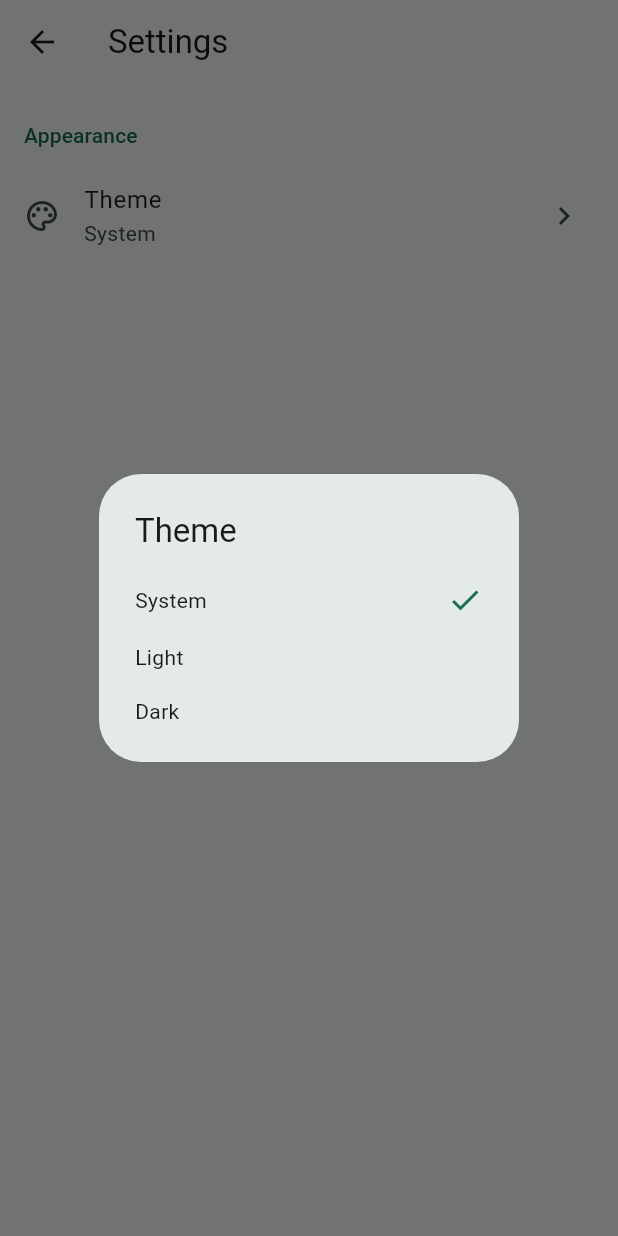
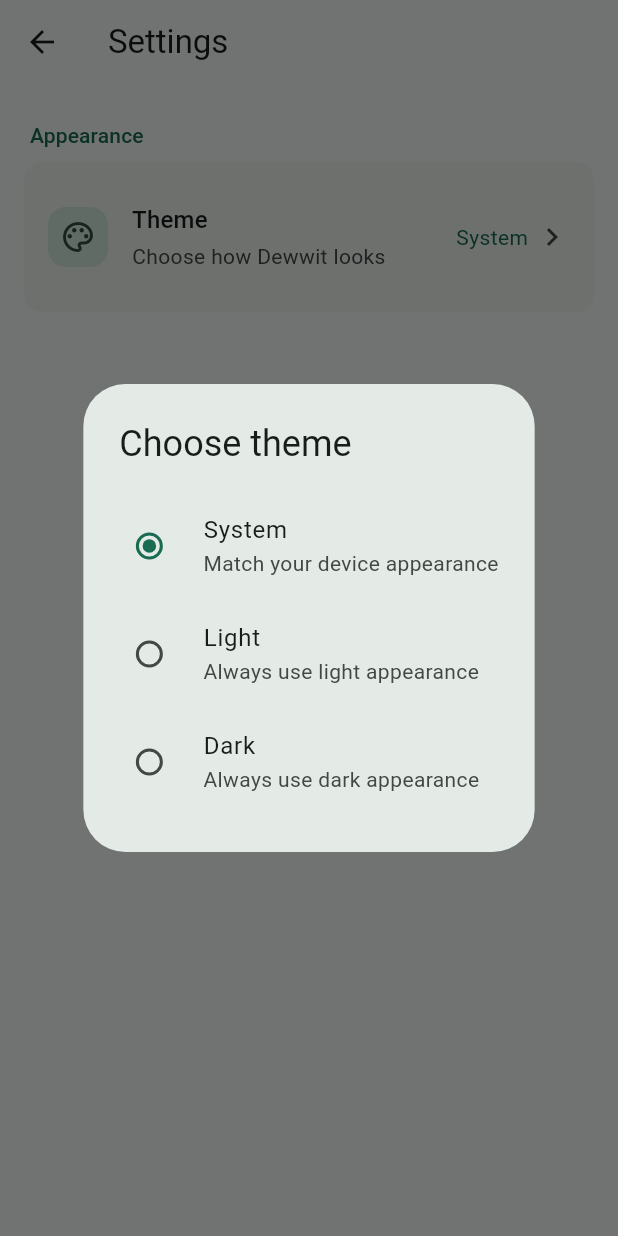
Before and after one commit to Syris-EkzD/Dewwit, a Flutter app: the SettingsScreen screen opened directly with empty values, after a tap on "Theme", on a phone screen of 412 x 824 dp. Run offline on Flutter 3.47's test engine with Material 3 defaults, Android fonts, the phone set to English and light mode, and no system bars; our stand-ins replace shared_preferences, sqflite; accounts and stored records are empty.

Commit message:
style(settings): polish settings screen UI

```diff
--- a/lib/settings/settings_screen.dart
+++ b/lib/settings/settings_screen.dart
@@ -1,5 +1,16 @@
 import 'package:dewwit/settings/theme_controller.dart';
 import 'package:flutter/material.dart';
+
+const _screenHorizontalPadding = 16.0;
+const _screenTopPadding = 8.0;
+const _screenBottomPadding = 24.0;
+const _sectionTopSpacing = 16.0;
+const _sectionTitleHorizontalPadding = 4.0;
+const _sectionTitleBottomSpacing = 8.0;
+const _itemHorizontalPadding = 16.0;
+const _itemVerticalPadding = 14.0;
+const _itemIconSize = 40.0;
+const _itemIconRadius = 12.0;
 
 class SettingsScreen extends StatelessWidget {
   const SettingsScreen({required this.themeController, super.key});
@@ -10,7 +21,14 @@ class SettingsScreen extends StatelessWidget {
   Widget build(BuildContext context) {
     return Scaffold(
       appBar: AppBar(title: const Text('Settings')),
-      body: ListView(
+      body: SafeArea(
+        child: ListView(
+          padding: const EdgeInsets.fromLTRB(
+            _screenHorizontalPadding,
+            _screenTopPadding,
+            _screenHorizontalPadding,
+            _screenBottomPadding,
+          ),
           children: [
             SettingsSection(
               title: 'Appearance',
@@ -20,6 +38,7 @@ class SettingsScreen extends StatelessWidget {
                   builder: (context, _) => SettingsItem(
                     icon: Icons.palette_outlined,
                     title: 'Theme',
+                    description: 'Choose how Dewwit looks',
                     value: _themeModeLabel(themeController.themeMode),
                     onTap: () => _showThemeDialog(context),
                   ),
@@ -28,30 +47,32 @@ class SettingsScreen extends StatelessWidget {
             ),
           ],
         ),
+      ),
     );
   }
 
   Future<void> _showThemeDialog(BuildContext context) async {
     final selectedMode = await showDialog<ThemeMode>(
       context: context,
-      builder: (context) => SimpleDialog(
-        title: const Text('Theme'),
-        children: ThemeMode.values.map((mode) {
-          final isSelected = mode == themeController.themeMode;
-          return SimpleDialogOption(
-            onPressed: () => Navigator.pop(context, mode),
-            child: Row(
-              children: [
-                Expanded(child: Text(_themeModeLabel(mode))),
-                if (isSelected)
-                  Icon(
-                    Icons.check,
-                    color: Theme.of(context).colorScheme.primary,
+      builder: (context) => AlertDialog(
+        title: const Text('Choose theme'),
+        content: RadioGroup<ThemeMode>(
+          groupValue: themeController.themeMode,
+          onChanged: (mode) => Navigator.pop(context, mode),
+          child: Column(
+            mainAxisSize: MainAxisSize.min,
+            children: ThemeMode.values
+                .map(
+                  (mode) => RadioListTile<ThemeMode>(
+                    contentPadding: EdgeInsets.zero,
+                    title: Text(_themeModeLabel(mode)),
+                    subtitle: Text(_themeModeDescription(mode)),
+                    value: mode,
                   ),
-              ],
+                )
+                .toList(),
           ),
-          );
-        }).toList(),
+        ),
       ),
     );
 
@@ -74,19 +95,28 @@ class SettingsSection extends StatelessWidget {
   @override
   Widget build(BuildContext context) {
     return Padding(
-      padding: const EdgeInsets.only(top: 16),
+      padding: const EdgeInsets.only(top: _sectionTopSpacing),
       child: Column(
         crossAxisAlignment: CrossAxisAlignment.start,
         children: [
           Padding(
-            padding: const EdgeInsets.symmetric(horizontal: 16, vertical: 8),
+            padding: const EdgeInsets.only(
+              left: _sectionTitleHorizontalPadding,
+              right: _sectionTitleHorizontalPadding,
+              bottom: _sectionTitleBottomSpacing,
+            ),
             child: Text(
               title,
-              style: Theme.of(context).textTheme.titleSmall
+              style: Theme.of(context).textTheme.labelLarge
                   ?.copyWith(color: Theme.of(context).colorScheme.primary),
             ),
           ),
-          ...children,
+          Card(
+            margin: EdgeInsets.zero,
+            clipBehavior: Clip.antiAlias,
+            elevation: 0,
+            child: Column(children: children),
+          ),
         ],
       ),
     );
@@ -97,6 +127,7 @@ class SettingsItem extends StatelessWidget {
   const SettingsItem({
     required this.icon,
     required this.title,
+    this.description,
     required this.value,
     required this.onTap,
     super.key,
@@ -104,19 +135,62 @@ class SettingsItem extends StatelessWidget {
 
   final IconData icon;
   final String title;
+  final String? description;
   final String value;
   final VoidCallback onTap;
 
   @override
   Widget build(BuildContext context) {
+    final colorScheme = Theme.of(context).colorScheme;
+
     return ListTile(
-      leading: Icon(icon),
-      title: Text(title),
-      subtitle: Text(value),
-      trailing: const Icon(Icons.chevron_right),
+      contentPadding: const EdgeInsets.symmetric(
+        horizontal: _itemHorizontalPadding,
+        vertical: _itemVerticalPadding,
+      ),
+      leading: Container(
+        width: _itemIconSize,
+        height: _itemIconSize,
+        decoration: BoxDecoration(
+          color: colorScheme.secondaryContainer,
+          borderRadius: BorderRadius.circular(_itemIconRadius),
+        ),
+        child: Icon(icon, color: colorScheme.onSecondaryContainer),
+      ),
+      title: Text(title, style: Theme.of(context).textTheme.titleMedium),
+      subtitle: description == null
+          ? null
+          : Padding(
+              padding: const EdgeInsets.only(top: 2),
+              child: Text(
+                description!,
+                style: Theme.of(context).textTheme.bodyMedium
+                    ?.copyWith(color: colorScheme.onSurfaceVariant),
+              ),
+            ),
+      trailing: Row(
+        mainAxisSize: MainAxisSize.min,
+        children: [
+          Text(
+            value,
+            style: Theme.of(context).textTheme.bodyMedium
+                ?.copyWith(color: colorScheme.primary),
+          ),
+          const SizedBox(width: 4),
+          Icon(Icons.chevron_right, color: colorScheme.onSurfaceVariant),
+        ],
+      ),
       onTap: onTap,
     );
   }
+}
+
+String _themeModeDescription(ThemeMode mode) {
+  return switch (mode) {
+    ThemeMode.system => 'Match your device appearance',
+    ThemeMode.light => 'Always use light appearance',
+    ThemeMode.dark => 'Always use dark appearance',
+  };
 }
 
 String _themeModeLabel(ThemeMode mode) {
```
Lines whose indentation alone changed are shown as unchanged.
